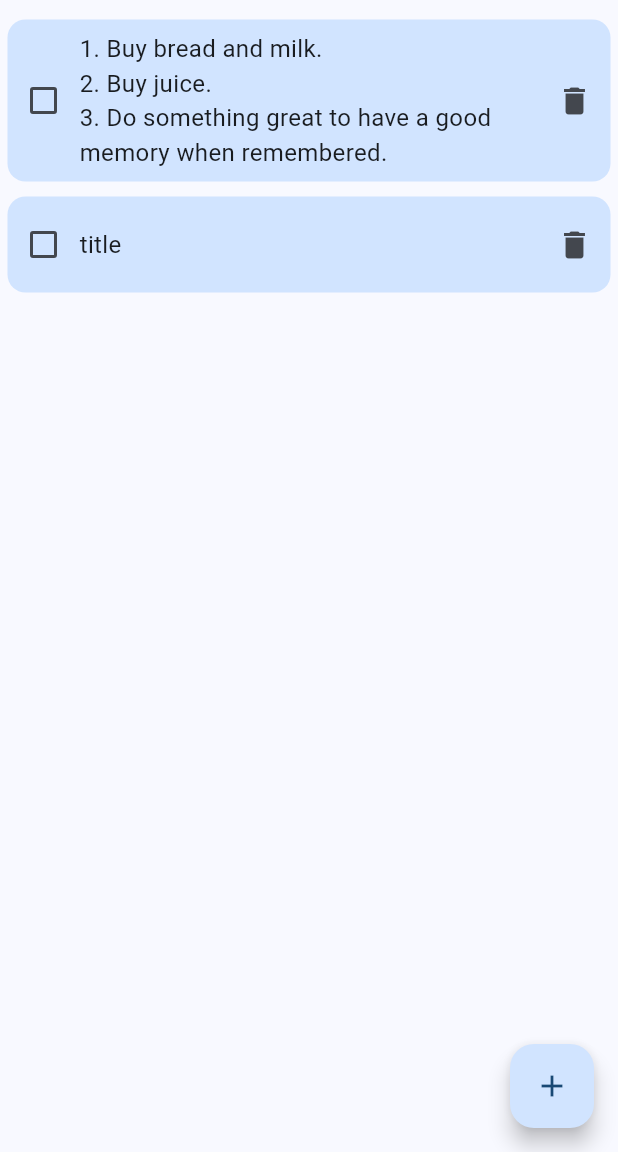
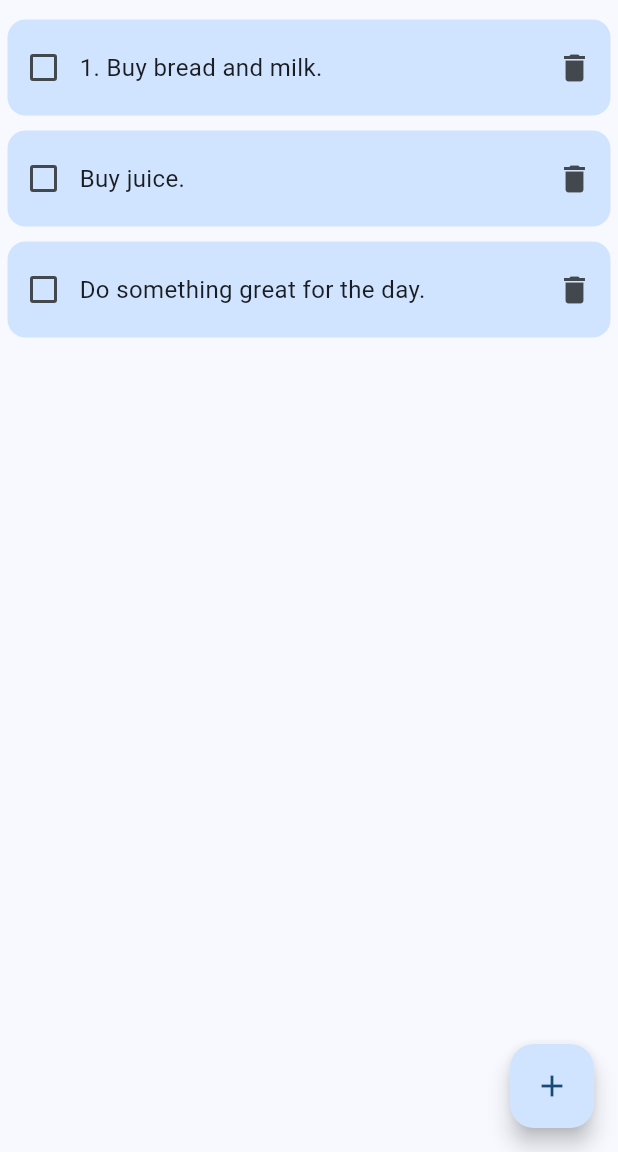
Before and after one commit to thoilemba/todo-list, a Flutter app: the screen it shows after launch, on a phone screen of 412 x 824 dp, the part 84-1236 px from its top. Run offline on Flutter 3.47's test engine with Material 3 defaults, Android fonts, the phone set to English and light mode, and no system bars.

Commit message:
Modified some codes

```diff
--- a/lib/home.dart
+++ b/lib/home.dart
@@ -1,5 +1,5 @@
 import 'package:flutter/material.dart';
-import 'package:mytodo/todo.dart';
+import 'package:mytodo/task.dart';
 
 class HomeScreen extends StatefulWidget {
   const HomeScreen({Key? key}) : super(key: key);
@@ -11,29 +11,29 @@ class HomeScreen extends StatefulWidget {
 class _HomeScreenState extends State<HomeScreen> {
 
 
-  List<Todo> todos = [
-    Todo('1. Buy bread and milk.\n2. Buy juice.\n'
-        '3. Do something great to have a good memory when remembered.', false),
-    Todo('title', false)
+  List<Task> tasks = [
+    Task('1. Buy bread and milk.', false),
+    Task('Buy juice.', false),
+    Task('Do something great for the day.', false)
   ];
 
   String title = '';
 
-  void addTodoItem(String title, bool completed){
+  void addTaskItem(String title, bool completed){
     setState(() {
-      todos.add(Todo(title, false));
+      tasks.add(Task(title, false));
     });
   }
 
-  void _completeTodo(Todo todo) {
+  void _completeTask(Task task) {
     setState(() {
-      todo.completed = !todo.completed;
+      task.completed = !task.completed;
     });
   }
 
-  void _deleteTodo(Todo todo) {
+  void _deleteTask(Task task) {
     setState(() {
-      todos.removeWhere((element) => element.title == todo.title);
+      tasks.removeWhere((element) => element.title == task.title);
     });
   }
 
@@ -48,11 +48,11 @@ class _HomeScreenState extends State<HomeScreen> {
       ),
       body: ListView(
         padding: const EdgeInsets.symmetric(vertical: 8.0),
-        children: todos.map((Todo todo) {
-          return TodoItem(
-            todo: todo,
-            completeTodo: _completeTodo,
-            deleteTodo: _deleteTodo,
+        children: tasks.map((Task todo) {
+          return TaskItem(
+            task: todo,
+            completeTask: _completeTask,
+            deleteTask: _deleteTask,
           );
         }).toList(),
       ),
@@ -117,7 +117,7 @@ class _HomeScreenState extends State<HomeScreen> {
                             ),
                             onPressed: (){
                               if(title.isNotEmpty){
-                                addTodoItem(title, false);
+                                addTaskItem(title, false);
                                 Navigator.pop(context);
                               }
                             },
--- a/lib/todo.dart
+++ b/lib/task.dart
@@ -1,28 +1,20 @@
-
 import 'package:flutter/material.dart';
 
-class Todo {
+class Task {
 
-  Todo(this.title, this.completed);
+  Task(this.title, this.completed);
 
   String title;
   bool completed;
 
 }
 
-class TodoItem extends StatefulWidget {
-  const TodoItem({super.key, required this.todo, required this.completeTodo, required this.deleteTodo});
+class TaskItem extends StatelessWidget {
+  const TaskItem({super.key, required this.task, required this.completeTask, required this.deleteTask});
 
-  final Todo todo;
-  final void Function(Todo todo) completeTodo;
-  final void Function(Todo todo) deleteTodo;
-
-  @override
-  State<TodoItem> createState() => _TodoItemState();
-}
-
-class _TodoItemState extends State<TodoItem> {
-
+  final Task task;
+  final void Function(Task todo) completeTask;
+  final void Function(Task todo) deleteTask;
 
   @override
   Widget build(BuildContext context) {
@@ -42,9 +34,9 @@ class _TodoItemState extends State<TodoItem> {
               // crossAxisAlignment: CrossAxisAlignment.start,
               children: [
                 Checkbox(
-                  value: widget.todo.completed,
+                  value: task.completed,
                   onChanged: (value){
-                    widget.completeTodo(widget.todo);
+                    completeTask(task);
                   },
                 ),
 
@@ -55,11 +47,11 @@ class _TodoItemState extends State<TodoItem> {
                       crossAxisAlignment: CrossAxisAlignment.start,
                       children: [
                         Text(
-                          widget.todo.title,
+                          task.title,
                           style: TextStyle(
                             fontSize: 16,
                             // fontWeight: FontWeight.bold,
-                            decoration: widget.todo.completed ? TextDecoration.lineThrough : null,
+                            decoration: task.completed ? TextDecoration.lineThrough : null,
                           ),
                         ),
                       ],
@@ -79,7 +71,7 @@ class _TodoItemState extends State<TodoItem> {
                             TextButton(
                               onPressed: () {
                                 // delete the item
-                                widget.deleteTodo(widget.todo);
+                                deleteTask(task);
                                 Navigator.pop(context);
                               },
                               child: const Text(
@@ -110,51 +102,5 @@ class _TodoItemState extends State<TodoItem> {
         ),
       ),
     );
-    // return Card(
-    //   elevation: 2,
-    //   child: ListTile(
-    //     onLongPress: (){
-    //       showMenu(
-    //         context: context,
-    //         position: const RelativeRect.fromLTRB(100, 100, 0, 0),
-    //         items: [
-    //           const PopupMenuItem(
-    //             child: Text('Edit'),
-    //           ),
-    //           const PopupMenuItem(
-    //             child: Text('Delete'),
-    //           ),
-    //         ],
-    //       );
-    //     },
-    //     leading: Checkbox(
-    //       activeColor: Colors.lightBlueAccent,
-    //       value: widget.todo.completed,
-    //       onChanged: (value){
-    //         _handleTodoChange(widget.todo);
-    //       },
-    //     ),
-    //     title: Text(widget.todo.description,
-    //       style: const TextStyle(
-    //         // color: Colors.green,
-    //           fontSize: 16
-    //       ),
-    //     ),
-    //     trailing: PopupMenuButton(
-    //       itemBuilder: (context) {
-    //         return [
-    //           const PopupMenuItem(
-    //             value: 'edit',
-    //             child: Text('Edit'),
-    //           ),
-    //           const PopupMenuItem(
-    //             value: 'delete',
-    //             child: Text('Delete'),
-    //           ),
-    //         ];
-    //       },
-    //     ),
-    //   ),
-    // );
   }
 }
```
Also changed, not shown: screenshot.png (added), 1 other file.
